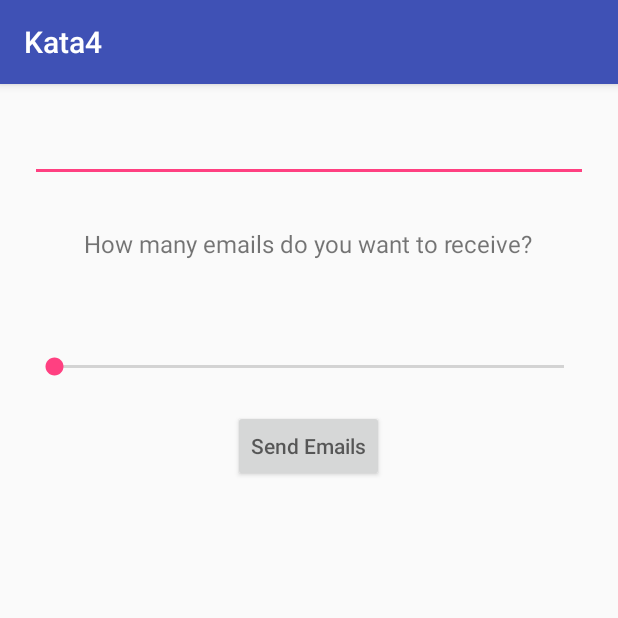
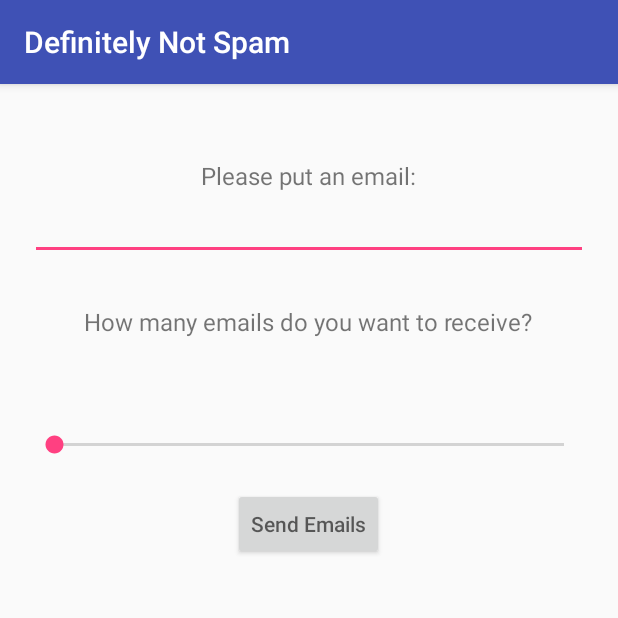
Before and after one commit to connected-tlip/Kata-Databinding, an Android app: the screen it shows after launch (MainActivity), on a phone screen of 412 x 824 dp, the top half of it. Run offline under Robolectric (Android 15) with nearby library versions, the phone set to English and light mode, and no system bars; our stand-ins replace data binding.

Commit message:
Add label

```diff
--- a/app/src/main/res/layout/activity_main.xml
+++ b/app/src/main/res/layout/activity_main.xml
@@ -27,6 +27,13 @@
             android:orientation="vertical"
             android:padding="20dp"
             tools:context="com.connectedlab.example.MainActivity">
+
+            <TextView
+                android:layout_width="wrap_content"
+                android:layout_height="wrap_content"
+                android:layout_marginTop="30dp"
+                android:text="@string/write_email"
+                android:textSize="16sp" />
 
             <EditText
                 android:id="@+id/input_text"
--- a/app/src/main/res/values/strings.xml
+++ b/app/src/main/res/values/strings.xml
@@ -1,5 +1,6 @@
 <resources>
-    <string name="app_name">Kata4</string>
+    <string name="app_name">Definitely Not Spam</string>
+    <string name="write_email">Please put an email:</string>
     <string name="how_many_emails">How many emails do you want to receive?</string>
     <string name="send_emails">Send Emails</string>
 </resources>
```
